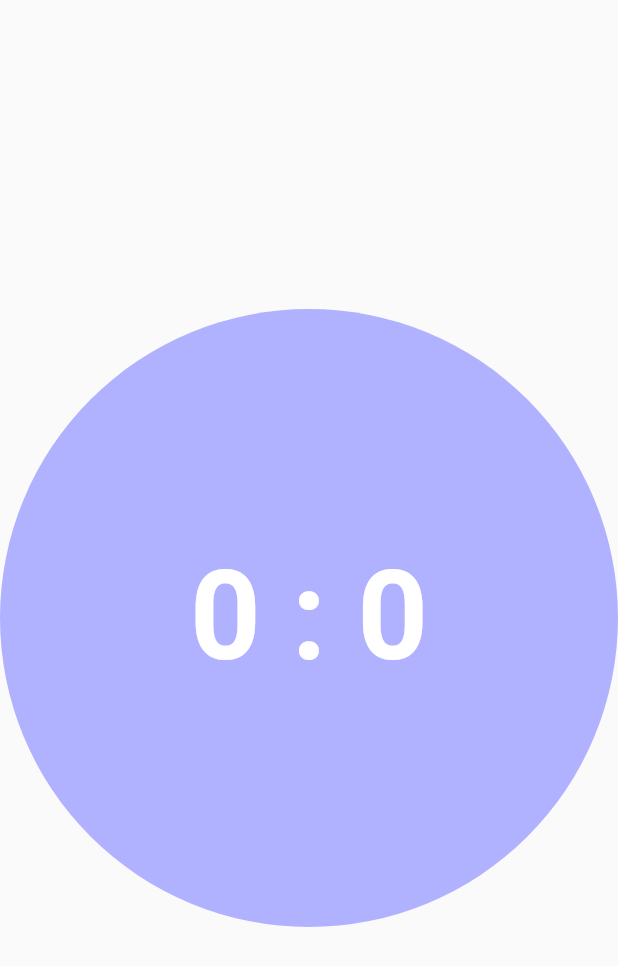
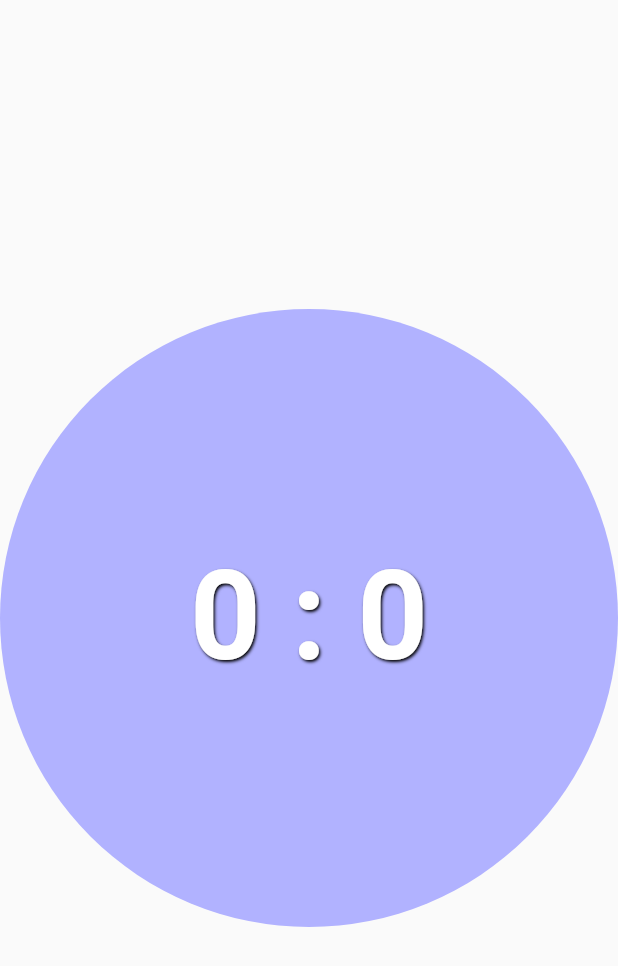
Before and after one commit to dbwpghks56/watchTest, a Flutter app: the screen it shows after launch, on a phone screen of 412 x 824 dp. Shown: the top 966 px of the screen. Run offline on Flutter 3.47's test engine with Material 2 defaults, Android fonts, the phone set to English and light mode, and no system bars; our stand-ins replace get, shared_preferences, sprintf; missing offline and left inert: wear.

Commit message:
잠금화면에 그림자 추가해서 흰 배경이라도 숫자가 보이게 추가

```diff
--- a/lib/widgets/pie_timer_widget.dart
+++ b/lib/widgets/pie_timer_widget.dart
@@ -8,7 +8,7 @@ import 'package:watchtest/model/TimerModel.dart';
 import '../ui/pie_chart.dart';
 
 class PieTimerWidget extends StatelessWidget {
-  PieTimerWidget({required this.mediaWidth, required this.mediaHeight, required this.paintingStyle, required this.timerType, this.backColor, this.frontColor});
+  PieTimerWidget({super.key, required this.mediaWidth, required this.mediaHeight, required this.paintingStyle, required this.timerType, this.backColor, this.frontColor});
   final timerModel = Get.put(TimerModel());
   final timerColor = Get.put(TimerColor());
   final double mediaWidth;
```
Also changed, not shown: lib/ui/pie_chart.dart (+12 -1 lines).
